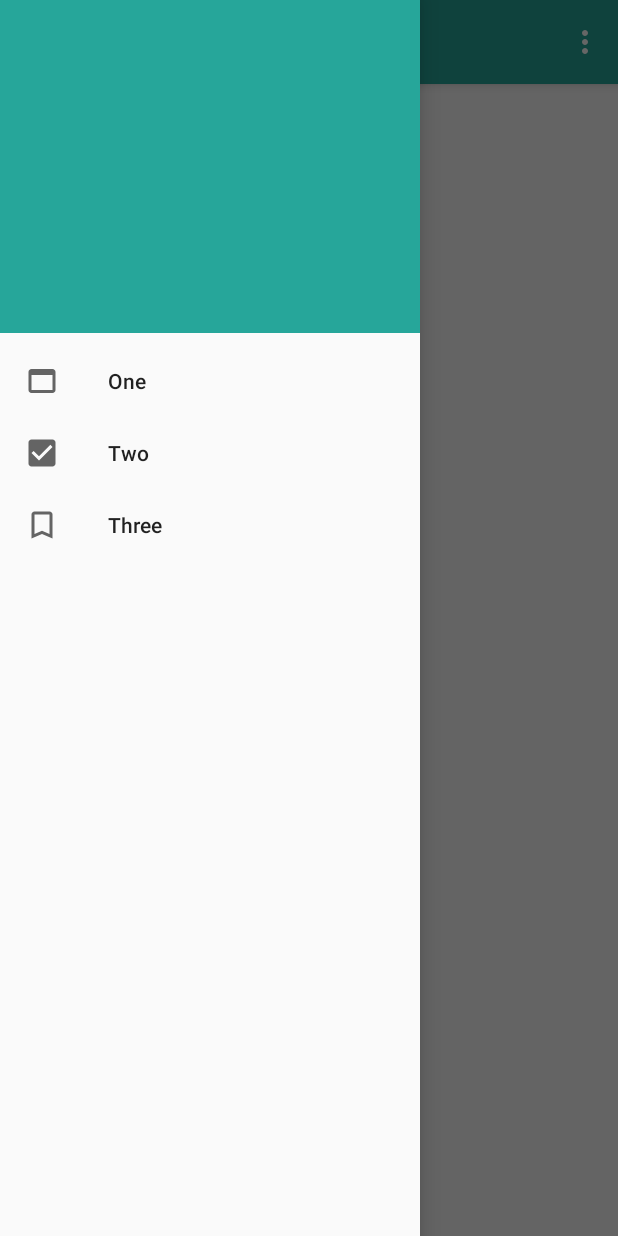
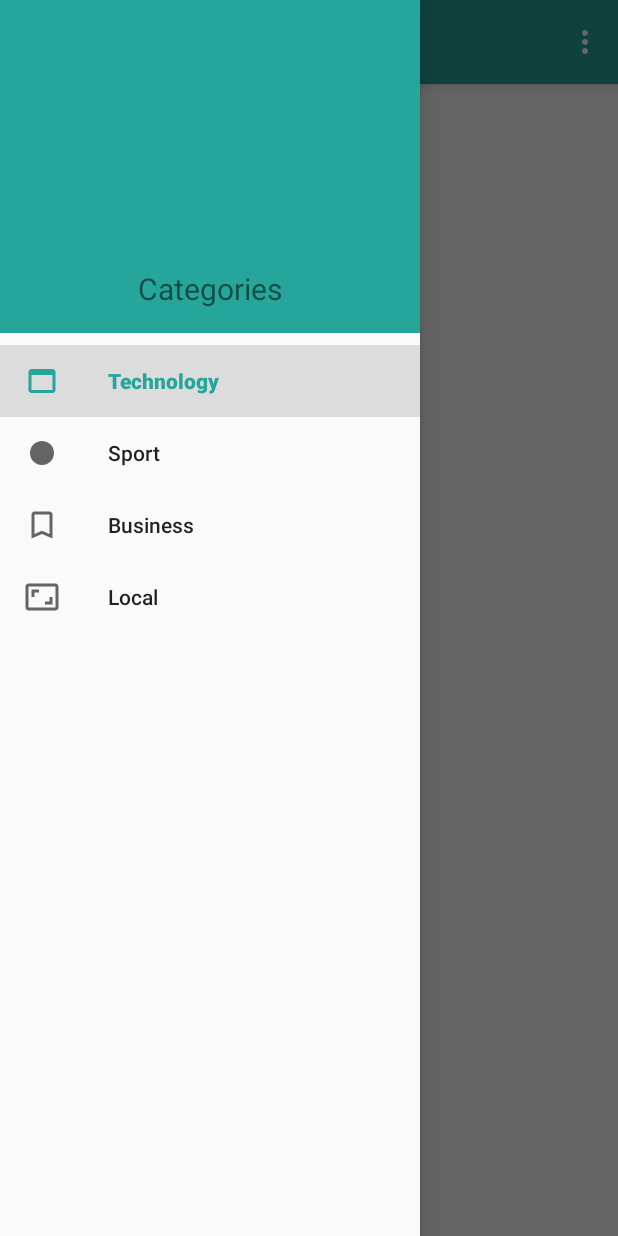
Before and after one commit to nextdeegit/StartNews, an Android app: the screen it shows after launch (MainActivity), with the side drawer open, on a phone screen of 412 x 824 dp. Run offline under Robolectric (Android 15) with nearby library versions, the phone set to English and light mode, and no system bars.

Commit message:
feat: Added Navigation Drawer setup

```diff
--- a/app/src/main/java/com/example/hanson/startnews/MainActivity.java
+++ b/app/src/main/java/com/example/hanson/startnews/MainActivity.java
@@ -1,19 +1,17 @@
 package com.example.hanson.startnews;
 
 import android.os.Bundle;
-import android.support.design.widget.FloatingActionButton;
 import android.support.design.widget.NavigationView;
-import android.support.design.widget.Snackbar;
 import android.support.v4.view.GravityCompat;
 import android.support.v4.widget.DrawerLayout;
-import android.support.v7.app.ActionBar;
+import android.support.v7.app.ActionBarDrawerToggle;
 import android.support.v7.app.AppCompatActivity;
 import android.support.v7.widget.Toolbar;
 import android.view.Menu;
 import android.view.MenuItem;
-import android.view.View;
 
-public class MainActivity extends AppCompatActivity {
+public class MainActivity extends AppCompatActivity implements NavigationView.OnNavigationItemSelectedListener{
+    private boolean mTwoPane;
 
     private DrawerLayout mDrawerLayout;
 
@@ -24,42 +22,37 @@ public class MainActivity extends AppCompatActivity {
         Toolbar toolbar = (Toolbar) findViewById(R.id.toolbar);
         setSupportActionBar(toolbar);
 
-        // Create Navigation drawer and inflate layout
-        NavigationView navigationView = (NavigationView) findViewById(R.id.nav_view);
-        mDrawerLayout = (DrawerLayout) findViewById(R.id.drawer);
+        DrawerLayout drawer = (DrawerLayout) findViewById(R.id.drawer_layout);
+        if(findViewById(R.id.drawer_layout)!=null){
 
-// Adding menu icon to Toolbar
-        ActionBar supportActionBar = getSupportActionBar();
-        if (supportActionBar != null) {
-            supportActionBar.setHomeAsUpIndicator(R.drawable.ic_menu_white_24dp);
-            supportActionBar.setDisplayHomeAsUpEnabled(true);
+            mTwoPane = false ;
+
+            ActionBarDrawerToggle toggle = new ActionBarDrawerToggle(
+                    this, drawer, toolbar, R.string.navigation_drawer_open, R.string.navigation_drawer_close);
+            drawer.setDrawerListener(toggle);
+            toggle.syncState();
+        }else {
+            mTwoPane = true;
         }
 
-// Set behavior of Navigation drawer
-        navigationView.setNavigationItemSelectedListener(
-                new NavigationView.OnNavigationItemSelectedListener() {
-                    // This method will trigger on item Click of navigation menu
-                    @Override
-                    public boolean onNavigationItemSelected(MenuItem menuItem) {
-                        // Set item in checked state
-                        menuItem.setChecked(true);
-                        // TODO: handle navigation
-                        // Closing drawer on item click
-                        mDrawerLayout.closeDrawers();
-                        return true;
-                    }
-                });
+        NavigationView navigationView = (NavigationView) findViewById(R.id.nav_view);
+        navigationView.setNavigationItemSelectedListener(this);
 
 
-        FloatingActionButton fab = (FloatingActionButton) findViewById(R.id.fab);
-        fab.setOnClickListener(new View.OnClickListener() {
-            @Override
-            public void onClick(View view) {
-                Snackbar.make(view, "Replace with your own action", Snackbar.LENGTH_LONG)
-                        .setAction("Action", null).show();
-            }
-        });
+
     }
+
+    @Override
+    public void onBackPressed() {
+        DrawerLayout drawer = (DrawerLayout) findViewById(R.id.drawer_layout);
+        if (drawer.isDrawerOpen(GravityCompat.START)) {
+            drawer.closeDrawer(GravityCompat.START);
+        } else {
+            super.onBackPressed();
+        }
+    }
+
+
 
     @Override
     public boolean onCreateOptionsMenu(Menu menu) {
@@ -77,10 +70,39 @@ public class MainActivity extends AppCompatActivity {
         //noinspection SimplifiableIfStatement
         if (id == R.id.action_settings) {
             return true;
-        } else if (id == android.R.id.home) {
-            mDrawerLayout.openDrawer(GravityCompat.START);
+
         }
         return super.onOptionsItemSelected(item);
     }
 
+    @Override
+    public boolean onNavigationItemSelected(MenuItem item) {
+        // Handle navigation view item clicks here.
+        int id = item.getItemId();
+
+        if (id == R.id.nav_technology) {
+            // Handle the camera action
+
+
+        } else if (id == R.id.nav_sport) {
+
+
+        } else if (id == R.id.nav_business) {
+
+
+
+        } else if (id == R.id.nav_local) {
+
+
+
+
+
+        }
+
+        DrawerLayout drawer = (DrawerLayout) findViewById(R.id.drawer_layout);
+        drawer.closeDrawer(GravityCompat.START);
+        return true;
+    }
+
+
 }
--- /dev/null
+++ b/app/src/main/res/drawable/ic_aspect_ratio_black_24dp.xml
@@ -0,0 +1,9 @@
+<vector xmlns:android="http://schemas.android.com/apk/res/android"
+        android:width="24dp"
+        android:height="24dp"
+        android:viewportWidth="24.0"
+        android:viewportHeight="24.0">
+    <path
+        android:fillColor="#FF000000"
+        android:pathData="M19,12h-2v3h-3v2h5v-5zM7,9h3L10,7L5,7v5h2L7,9zM21,3L3,3c-1.1,0 -2,0.9 -2,2v14c0,1.1 0.9,2 2,2h18c1.1,0 2,-0.9 2,-2L23,5c0,-1.1 -0.9,-2 -2,-2zM21,19.01L3,19.01L3,4.99h18v14.02z"/>
+</vector>
--- /dev/null
+++ b/app/src/main/res/drawable/ic_fiber_manual_record_black_24dp.xml
@@ -0,0 +1,9 @@
+<vector xmlns:android="http://schemas.android.com/apk/res/android"
+        android:width="24dp"
+        android:height="24dp"
+        android:viewportWidth="24.0"
+        android:viewportHeight="24.0">
+    <path
+        android:pathData="M12,12m-8,0a8,8 0,1 1,16 0a8,8 0,1 1,-16 0"
+        android:fillColor="#010101"/>
+</vector>
--- a/app/src/main/res/layout/navheader.xml
+++ b/app/src/main/res/layout/navheader.xml
@@ -6,4 +6,13 @@ android:layout_height="@dimen/navheader_height"
 android:background="?attr/colorPrimary"
 android:orientation="vertical"
 android:padding="@dimen/md_keylines">
+
+    <TextView
+        android:layout_width="wrap_content"
+        android:layout_height="match_parent"
+        android:text="@string/nav_header_text"
+        android:layout_gravity="center"
+        android:gravity="bottom"
+        android:textSize="20sp"
+        />
 </LinearLayout>
--- a/app/src/main/res/menu/menu_navigation.xml
+++ b/app/src/main/res/menu/menu_navigation.xml
@@ -1,18 +1,28 @@
 <?xml version="1.0" encoding="utf-8"?>
 
 <menu xmlns:android="http://schemas.android.com/apk/res/android">
+
     <group android:checkableBehavior="single">
         <item
+            android:id="@+id/nav_technology"
             android:icon="@drawable/ic_home_black_24dp"
-        android:tint="@color/button_grey"
-        android:title="One" />
+            android:title="@string/cat_tech"
+
+            android:checked="true"/>
         <item
-        android:icon="@drawable/ic_favorite_black_24dp"
-        android:tint="@color/button_grey"
-        android:title="Two" />
+            android:id="@+id/nav_sport"
+            android:icon="@drawable/ic_fiber_manual_record_black_24dp"
+            android:title="@string/cat_Sport" />
         <item
+            android:id="@+id/nav_business"
             android:icon="@drawable/ic_bookmark_border_black_24dp"
-        android:tint="@color/button_grey"
-        android:title="Three" />
+            android:title="@string/cat_bus" />
+        <item
+            android:id="@+id/nav_local"
+            android:icon="@drawable/ic_aspect_ratio_black_24dp"
+            android:title="@string/cat_local" />
     </group>
+
+
+
 </menu>
--- a/app/src/main/res/values/strings.xml
+++ b/app/src/main/res/values/strings.xml
@@ -1,4 +1,11 @@
 <resources>
     <string name="app_name">Start News</string>
     <string name="action_settings">Settings</string>
+    <string name="navigation_drawer_open">Open navigation drawer</string>
+    <string name="navigation_drawer_close">Close navigation drawer</string>
+    <string name="cat_tech">Technology</string>
+    <string name="cat_Sport">Sport</string>
+    <string name="cat_local">Local</string>
+    <string name="cat_bus">Business</string>
+    <string name="nav_header_text">Categories</string>
 </resources>
```
Lines whose indentation alone changed are shown as unchanged.
